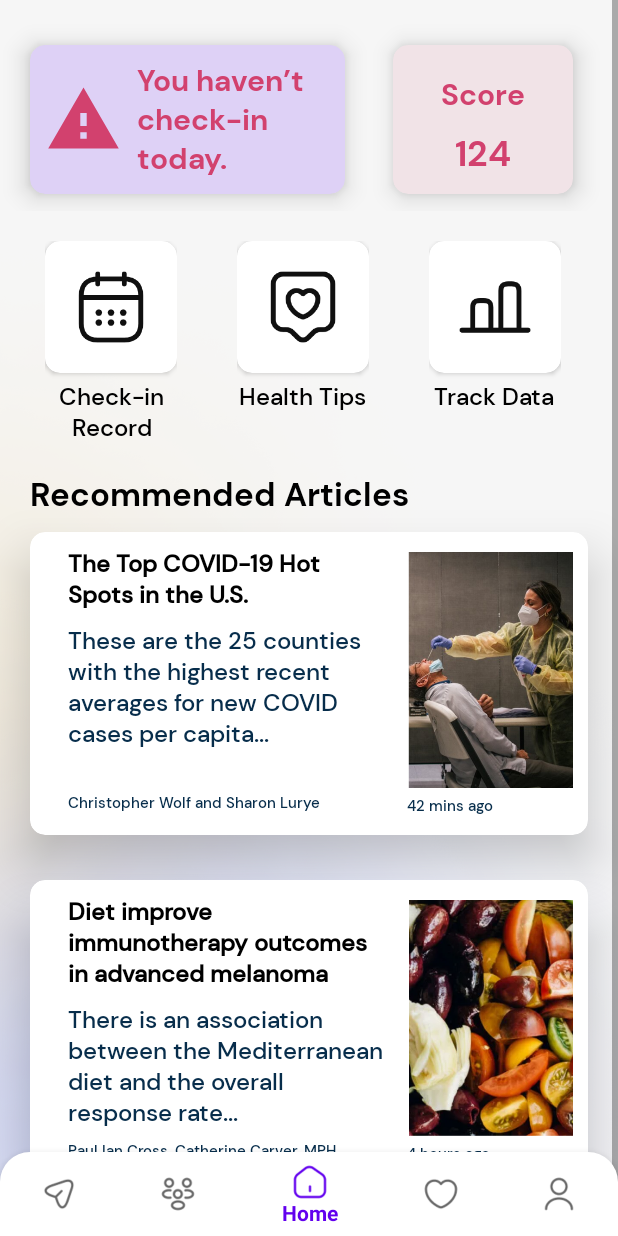
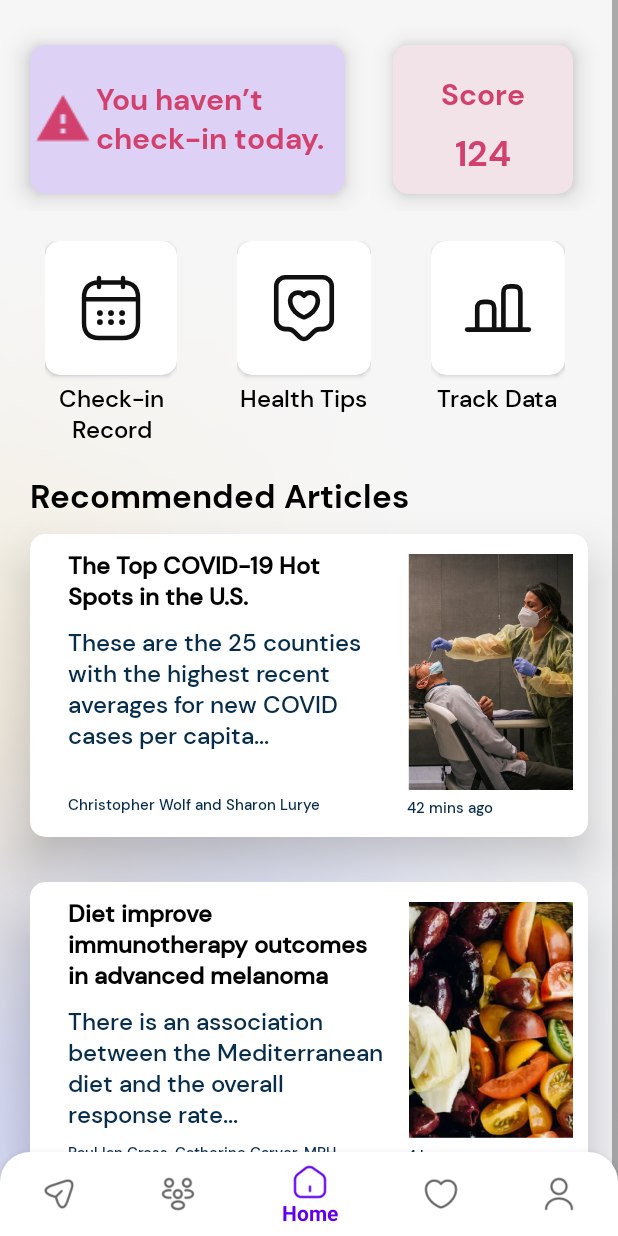
Before and after one commit to GDistories/Health-Diary, an Android app: the screen it shows after launch (MainActivity), on a phone screen of 412 x 824 dp. Run offline under Robolectric (Android 15) with nearby library versions, the light colour scheme and no system bars; our stand-ins replace navigation-ui.

Commit message:
Change part of fixed UI

```diff
--- a/app/src/main/java/com/healthdiary/ui/activity/BMIActivity.kt
+++ b/app/src/main/java/com/healthdiary/ui/activity/BMIActivity.kt
@@ -2,6 +2,7 @@ package com.healthdiary.ui.activity
 
 import android.os.Bundle
 import android.util.Log
+import com.blankj.utilcode.util.ClipboardUtils
 import com.google.gson.Gson
 import com.healthdiary.base.BaseActivity
 import com.healthdiary.bean.BMIRequest
@@ -37,6 +38,7 @@ class BMIActivity : BaseActivity() {
             .baseUrl("http://apis.juhe.cn")
             .addConverterFactory(GsonConverterFactory.create())
             .build()
+        ClipboardUtils.
 
         val request: HealthCalculateServiceInterface =
             retrofit.create(HealthCalculateServiceInterface::class.java)
--- a/app/src/main/res/layout/fragment_home.xml
+++ b/app/src/main/res/layout/fragment_home.xml
@@ -38,9 +38,11 @@
                         android:orientation="horizontal">
 
                         <ImageView
-                            android:layout_width="51dp"
-                            android:layout_height="51dp"
+                            android:layout_width="wrap_content"
+                            android:layout_height="wrap_content"
                             android:layout_gravity="center"
+                            android:scaleX="1.6"
+                            android:scaleY="1.6"
                             android:layout_marginStart="10dp"
                             android:src="@drawable/ic_warning" />
 
@@ -94,7 +96,6 @@
                             android:layout_width="wrap_content"
                             android:layout_height="wrap_content"
                             android:layout_gravity="center"
-
                             android:layout_marginLeft="10dp"
                             android:layout_marginTop="0dp"
                             android:layout_marginRight="10dp"
@@ -127,8 +128,8 @@
 
                     <androidx.cardview.widget.CardView
                         android:id="@+id/check_in_record"
-                        android:layout_width="88dp"
-                        android:layout_height="88dp"
+                        android:layout_width="wrap_content"
+                        android:layout_height="wrap_content"
                         android:layout_gravity="center"
                         android:background="@color/white"
                         app:cardCornerRadius="10dp"
@@ -137,10 +138,11 @@
                         <ImageView
                             android:layout_width="match_parent"
                             android:layout_height="match_parent"
+                            android:layout_margin="20dp"
                             android:layout_gravity="center"
                             android:background="@color/white"
-                            android:scaleX="0.6"
-                            android:scaleY="0.6"
+                            android:scaleX="1"
+                            android:scaleY="1"
                             android:src="@drawable/calendar" />
                     </androidx.cardview.widget.CardView>
 
@@ -165,8 +167,8 @@
 
                     <androidx.cardview.widget.CardView
                         android:id="@+id/health_tips"
-                        android:layout_width="88dp"
-                        android:layout_height="88dp"
+                        android:layout_width="wrap_content"
+                        android:layout_height="wrap_content"
                         android:layout_gravity="center"
                         android:background="@color/white"
                         app:cardCornerRadius="10dp"
@@ -175,8 +177,9 @@
                         <ImageView
                             android:layout_width="match_parent"
                             android:layout_height="match_parent"
-                            android:scaleX="0.6"
-                            android:scaleY="0.6"
+                            android:scaleX="1"
+                            android:scaleY="1"
+                            android:layout_margin="20dp"
                             android:layout_gravity="center"
                             android:background="@color/white"
                             android:src="@drawable/tips" />
@@ -202,8 +205,8 @@
 
                     <androidx.cardview.widget.CardView
                         android:id="@+id/track_data"
-                        android:layout_width="88dp"
-                        android:layout_height="88dp"
+                        android:layout_width="wrap_content"
+                        android:layout_height="wrap_content"
                         android:layout_gravity="center"
                         android:background="@color/white"
                         app:cardCornerRadius="10dp"
@@ -212,8 +215,9 @@
                         <ImageView
                             android:layout_width="match_parent"
                             android:layout_height="match_parent"
-                            android:scaleX="0.6"
-                            android:scaleY="0.6"
+                            android:scaleX="1"
+                            android:scaleY="1"
+                            android:layout_margin="20dp"
                             android:layout_gravity="center"
                             android:background="@color/white"
                             android:src="@drawable/data" />
```
Also changed, not shown: app/src/main/res/layout/fragment_community.xml (+15 -9 lines).
